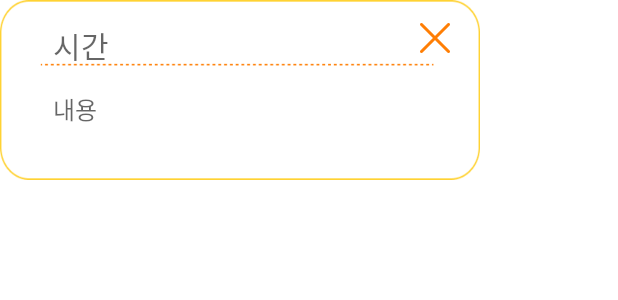
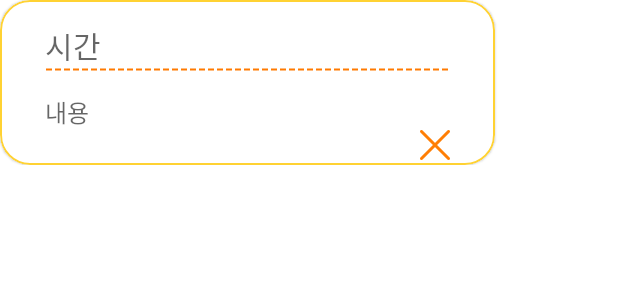
Before and after one commit to lgc6466/todoido2, an Android app: the layout item_day.xml on its own in the app's theme, with its tools: preview values and no code run, on a phone screen of 412 x 824 dp. Shown: the top 300 px of the screen. Run offline under Robolectric (Android 15) with nearby library versions, the phone set to English and light mode, and no system bars.

Commit message:
item_day 수정

```diff
--- /dev/null
+++ b/app/src/main/res/drawable/dashed_line.xml
@@ -0,0 +1,10 @@
+<?xml version="1.0" encoding="utf-8"?>
+<!-- res/drawable/dashed_line.xml -->
+<shape xmlns:android="http://schemas.android.com/apk/res/android"
+    android:shape="line">
+    <stroke
+        android:color="@color/orange"
+        android:dashGap="2dp"
+        android:dashWidth="4dp"
+        android:width="1dp"/>
+</shape>
--- a/app/src/main/res/layout/day_bottomsheet.xml
+++ b/app/src/main/res/layout/day_bottomsheet.xml
@@ -92,6 +92,7 @@
                 android:textAlignment="center"
                 android:textSize="17dp"
                 android:padding="5dp"
+                android:layout_marginTop="5dp"
                 android:textColor="@color/selected_tab_text_color"
                 android:fontFamily="@font/nanumsquare_acb"/>
 
--- a/app/src/main/res/layout/item_day.xml
+++ b/app/src/main/res/layout/item_day.xml
@@ -1,46 +1,62 @@
 <?xml version="1.0" encoding="utf-8"?>
 <RelativeLayout xmlns:android="http://schemas.android.com/apk/res/android"
+    xmlns:app="http://schemas.android.com/apk/res-auto"
     android:layout_width="match_parent"
     android:layout_height="wrap_content"
     android:orientation="vertical">
 
-    <ImageView
-        android:layout_width="320dp"
-        android:layout_height="120dp"
-        android:background="@drawable/daybox"
-        android:layout_marginBottom="15dp"/>
+    <com.google.android.material.card.MaterialCardView
+        android:layout_width="330dp"
+        android:layout_height="110dp"
+        app:cardCornerRadius="20dp"
+        app:strokeColor="@color/yellow_border"
+        app:strokeWidth="1dp"
+        android:clickable="true"
+        android:focusable="true"
+        android:checkable="true">
 
+        <LinearLayout
+            android:layout_width="match_parent"
+            android:layout_height="match_parent"
+            android:orientation="vertical"
+            android:paddingLeft="30dp"
+            android:paddingTop="15dp">
 
             <TextView
                 android:id="@+id/timeEditText"
                 android:layout_width="230dp"
                 android:layout_height="wrap_content"
-        android:layout_marginTop="15dp"
-        android:layout_marginLeft="35dp"
+                android:background="@android:color/transparent"
                 android:gravity="left"
-        android:textSize="20dp"
-        android:background="@android:color/transparent"
-        android:hint="시간" />
+                android:hint="시간"
+                android:textSize="20dp" />
+
+            <View
+                android:layout_width="270dp"
+                android:layout_height="2dp"
+                android:background="@drawable/dashed_line"/>
+
 
             <EditText
                 android:id="@+id/contentEditText"
                 android:layout_width="230dp"
                 android:layout_height="wrap_content"
                 android:layout_marginTop="15dp"
-        android:layout_marginLeft="35dp"
-        android:layout_below="@id/timeEditText"
+                android:background="@android:color/transparent"
                 android:gravity="left"
-        android:textSize="16dp"
-        android:background="@android:color/transparent"
+                android:hint="내용"
                 android:maxLines="2"
-        android:hint="내용" />
+                android:textSize="16dp" />
 
             <ImageButton
                 android:id="@+id/closeButton"
                 android:layout_width="20dp"
                 android:layout_height="20dp"
-        android:layout_marginTop="15dp"
-        android:layout_marginLeft="280dp"
+                android:layout_marginLeft="250dp"
                 android:background="@drawable/close" />
+        </LinearLayout>
+
+    </com.google.android.material.card.MaterialCardView>
+
 
 </RelativeLayout>
```
Also changed, not shown: app/src/main/res/drawable/day_txtbg.png (deleted), app/src/main/res/drawable/daybox.png (deleted). Lines whose indentation alone changed are shown as unchanged.
